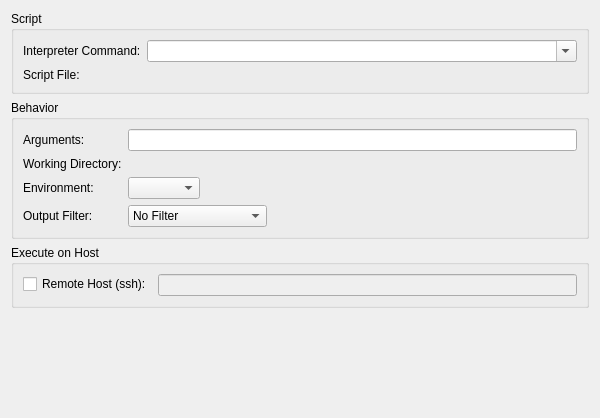
The window that plugins/executescript/scriptappconfig.ui (KDE/kdevelop) describes before a commit, drawn with Qt 5.
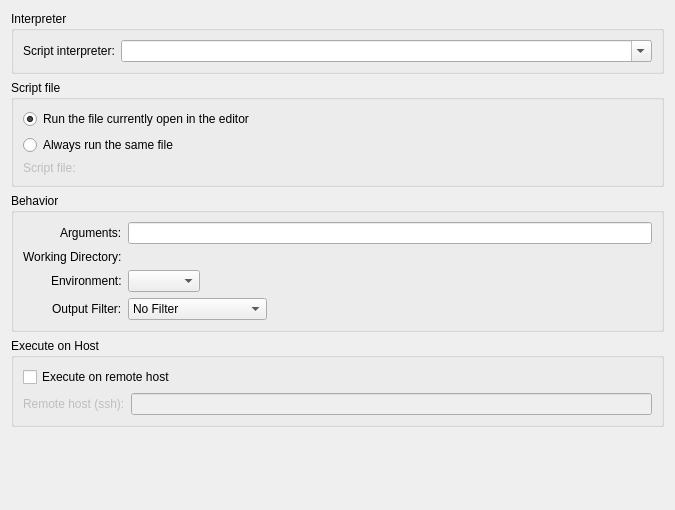
The same window after the commit. Custom widgets are drawn as their Qt base class.

Commit message:
Add an option to the executescript plugin to launch the current file
also make the config widget a bit prettier

What changed in the file:
```diff
--- a/plugins/executescript/scriptappconfig.ui
+++ b/plugins/executescript/scriptappconfig.ui
@@ -6,21 +6,33 @@
    <rect>
     <x>0</x>
     <y>0</y>
-    <width>600</width>
-    <height>418</height>
+    <width>675</width>
+    <height>510</height>
    </rect>
   </property>
   <layout class="QVBoxLayout" name="verticalLayout">
    <item>
     <widget class="QGroupBox" name="groupBox">
      <property name="title">
-      <string>Script</string>
+      <string>Interpreter</string>
      </property>
      <layout class="QFormLayout" name="formLayout_3">
+      <property name="fieldGrowthPolicy">
+       <enum>QFormLayout::AllNonFixedFieldsGrow</enum>
+      </property>
+      <property name="labelAlignment">
+       <set>Qt::AlignRight|Qt::AlignTrailing|Qt::AlignVCenter</set>
+      </property>
+      <property name="formAlignment">
+       <set>Qt::AlignLeading|Qt::AlignLeft|Qt::AlignTop</set>
+      </property>
       <item row="0" column="0">
        <widget class="QLabel" name="label_7">
         <property name="text">
-         <string>Interpreter Command:</string>
+         <string>Script interpreter:</string>
+        </property>
+        <property name="alignment">
+         <set>Qt::AlignLeading|Qt::AlignLeft|Qt::AlignVCenter</set>
         </property>
        </widget>
       </item>
@@ -62,23 +74,56 @@
         </item>
        </widget>
       </item>
-      <item row="1" column="0">
-       <widget class="QLabel" name="label_2">
+     </layout>
+    </widget>
+   </item>
+   <item>
+    <widget class="QGroupBox" name="groupBox_4">
+     <property name="title">
+      <string>Script file</string>
+     </property>
+     <layout class="QVBoxLayout" name="verticalLayout_2">
+      <item>
+       <widget class="QRadioButton" name="runCurrentFile">
         <property name="text">
-         <string>Script File:</string>
+         <string>Run the file currently open in the editor</string>
         </property>
-       </widget>
-      </item>
-      <item row="1" column="1">
-       <widget class="KUrlRequester" name="executablePath">
-        <property name="enabled">
+        <property name="checked">
          <bool>true</bool>
         </property>
-        <property name="clickMessage">
-         <string>Enter the absolute path to the script to run</string>
+       </widget>
+      </item>
+      <item>
+       <widget class="QRadioButton" name="runFixedFile">
+        <property name="text">
+         <string>Always run the same file</string>
         </property>
        </widget>
       </item>
+      <item>
+       <layout class="QHBoxLayout" name="horizontalLayout_2">
+        <item>
+         <widget class="QLabel" name="scriptLabel">
+          <property name="enabled">
+           <bool>false</bool>
+          </property>
+          <property name="text">
+           <string>Script file:</string>
+          </property>
+         </widget>
+        </item>
+        <item>
+         <widget class="KUrlRequester" name="executablePath">
+          <property name="enabled">
+           <bool>false</bool>
+          </property>
+          <property name="clickMessage" stdset="0">
+           <string>Enter the absolute path to the script to run</string>
+          </property>
+         </widget>
+        </item>
+       </layout>
+      </item>
      </layout>
     </widget>
    </item>
@@ -91,6 +136,9 @@
       <property name="fieldGrowthPolicy">
        <enum>QFormLayout::ExpandingFieldsGrow</enum>
       </property>
+      <property name="labelAlignment">
+       <set>Qt::AlignRight|Qt::AlignTrailing|Qt::AlignVCenter</set>
+      </property>
       <item row="0" column="0">
        <widget class="QLabel" name="label_3">
         <property name="text">
@@ -199,26 +247,40 @@
      <property name="title">
       <string>Execute on Host</string>
      </property>
-     <layout class="QFormLayout" name="formLayout_2">
-      <property name="fieldGrowthPolicy">
-       <enum>QFormLayout::AllNonFixedFieldsGrow</enum>
-      </property>
-      <item row="0" column="0">
+     <layout class="QVBoxLayout" name="verticalLayout_3">
+      <item>
        <widget class="QCheckBox" name="remoteHostCheckbox">
         <property name="text">
-         <string>Remote Host (ssh):</string>
+         <string>Execute on remote host</string>
         </property>
        </widget>
       </item>
-      <item row="0" column="1">
-       <widget class="KLineEdit" name="remoteHost">
-        <property name="enabled">
-         <bool>false</bool>
-        </property>
-        <property name="clickMessage">
-         <string>Enter a remote host (user@example.com)</string>
-        </property>
-       </widget>
+      <item>
+       <layout class="QHBoxLayout" name="horizontalLayout_3">
+        <item>
+         <widget class="QLabel" name="remoteHostLabel">
+          <property name="enabled">
+           <bool>false</bool>
+          </property>
+          <property name="text">
+           <string>Remote host (ssh):</string>
+          </property>
+          <property name="buddy">
+           <cstring>remoteHost</cstring>
+          </property>
+         </widget>
+        </item>
+        <item>
+         <widget class="KLineEdit" name="remoteHost">
+          <property name="enabled">
+           <bool>false</bool>
+          </property>
+          <property name="clickMessage" stdset="0">
+           <string>Enter a remote host (user@example.com)</string>
+          </property>
+         </widget>
+        </item>
+       </layout>
       </item>
      </layout>
     </widget>
```
Left out of the diff: 73 changed lines with no effect on the pictures. The commit also changes 5 other files.
